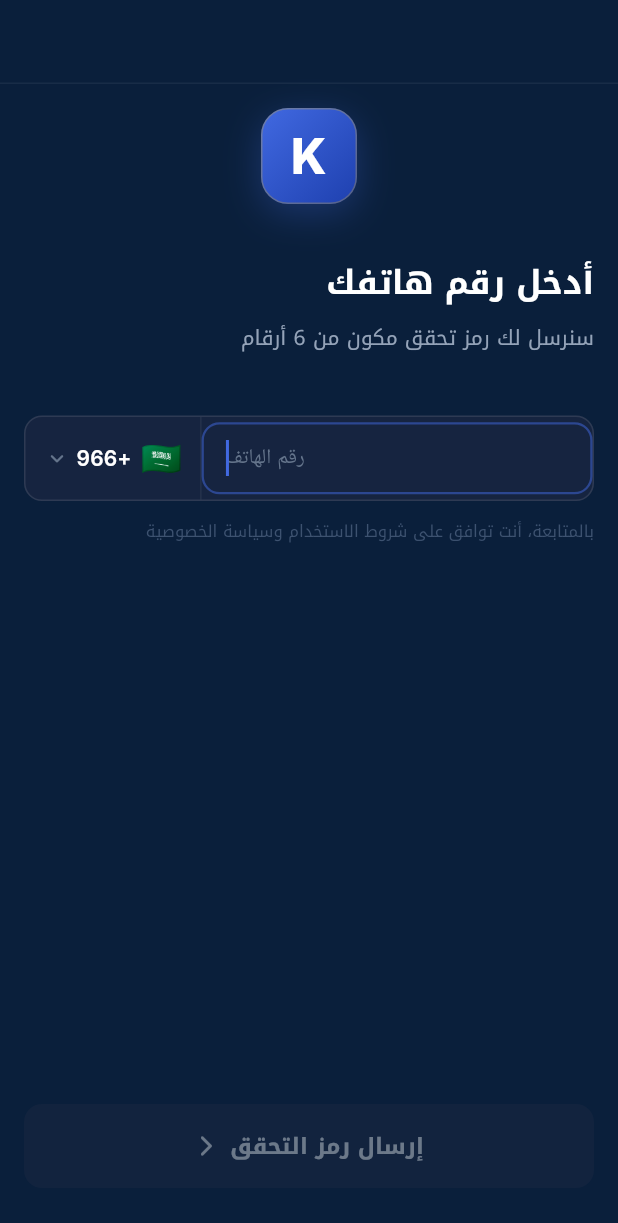
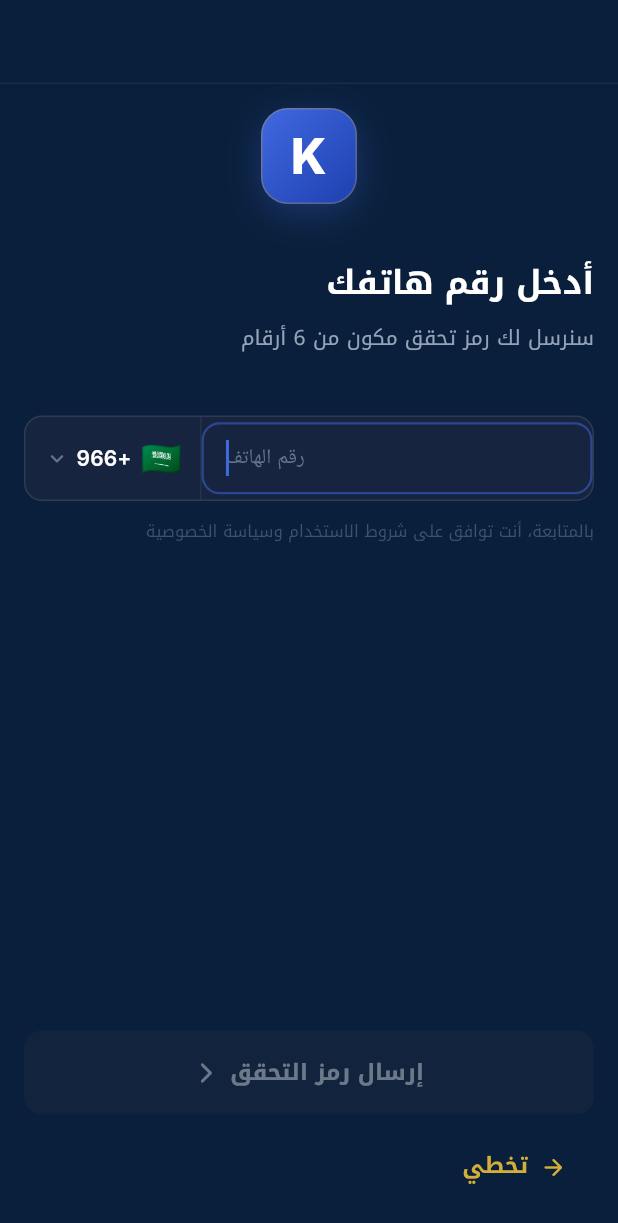
Before and after one commit to m-elsaad22/Kayan-Gulf, a Flutter app: the PhoneInputScreen screen opened by its route, on a phone screen of 412 x 824 dp. Shown: the top 1223 px of the screen. Run offline on Flutter 3.47's test engine with Material 3 defaults, Android fonts, the phone set to English and light mode, and no system bars; our stand-ins replace cached_network_image, flutter_riverpod, flutter_secure_storage, go_router, google_fonts, hive_flutter and 3 more; accounts and stored records are empty; Roboto replaces fonts that are missing (Noto Kufi Arabic).

Commit message:
Add guest skip action to phone auth
Co-authored-by: m-elsaad22 <m-elsaad22@users.noreply.github.com>

```diff
--- a/lib/features/auth/presentation/screens/phone_input_screen.dart
+++ b/lib/features/auth/presentation/screens/phone_input_screen.dart
@@ -24,6 +24,7 @@ import '../../../../core/theme/app_border_radius.dart';
 import '../../../../core/theme/app_spacing.dart';
 import '../../../../routing/app_routes.dart';
 import '../../../../shared/providers/locale_provider.dart';
+import '../../../../shared/services/local_storage_service.dart';
 import '../providers/auth_providers.dart';
 
 // ──────────────────────────────────────────────────────────────
@@ -122,6 +123,13 @@ class _PhoneInputScreenState extends ConsumerState<PhoneInputScreen>
   // ──────────────────────────────────────────────────────────
   // SEND OTP
   // ──────────────────────────────────────────────────────────
+  Future<void> _skipAuth() async {
+    HapticFeedback.selectionClick();
+    await LocalStorageService.markOnboardingSeen();
+    await LocalStorageService.setGuestMode(true);
+    if (mounted) context.go(AppRoutes.home);
+  }
+
   Future<void> _sendOtp() async {
     FocusScope.of(context).unfocus();
     if (!_isValid) {
@@ -302,7 +310,14 @@ class _PhoneInputScreenState extends ConsumerState<PhoneInputScreen>
                         onTap:     _sendOtp,
                       ),
 
-                      const SizedBox(height: 32),
+                      const SizedBox(height: 14),
+
+                      _SkipAuthButton(
+                        isArabic: isArabic,
+                        onTap: _skipAuth,
+                      ),
+
+                      const SizedBox(height: 24),
                     ],
                   ),
                 ),
@@ -429,6 +444,38 @@ class _PhoneInputField extends StatelessWidget {
             ),
           ],
         ),
+      ),
+    );
+  }
+}
+
+// ──────────────────────────────────────────────────────────────
+// SKIP AUTH BUTTON
+// ──────────────────────────────────────────────────────────────
+class _SkipAuthButton extends StatelessWidget {
+  final bool isArabic;
+  final VoidCallback onTap;
+
+  const _SkipAuthButton({required this.isArabic, required this.onTap});
+
+  @override
+  Widget build(BuildContext context) {
+    return TextButton.icon(
+      onPressed: onTap,
+      style: TextButton.styleFrom(
+        foregroundColor: AppColors.metallicGold,
+        padding: const EdgeInsets.symmetric(horizontal: 18, vertical: 10),
+        shape: RoundedRectangleBorder(borderRadius: AppBorderRadius.pill),
+      ),
+      icon: Icon(
+        isArabic ? Icons.arrow_back_rounded : Icons.arrow_forward_rounded,
+        size: 18,
+        color: AppColors.metallicGold,
+      ),
+      label: Text(
+        isArabic ? 'تخطي' : 'Skip',
+        style: (isArabic ? AppTextStyles.arabicButton : AppTextStyles.buttonMedium)
+            .copyWith(color: AppColors.metallicGold),
       ),
     );
   }
--- a/lib/shared/services/local_storage_service.dart
+++ b/lib/shared/services/local_storage_service.dart
@@ -22,6 +22,7 @@ abstract class LocalStorageService {
   static const String _keyUserId        = 'user_id';
   static const String _keyProfileDone   = 'profile_complete';
   static const String _keyOnboarding    = 'seen_onboarding';
+  static const String _keyGuestMode     = 'guest_mode';
   static const String _keyLocale        = 'locale';
   static const String _keyThemeMode     = 'theme_mode';
   static const String _keyFcmToken      = 'fcm_token';
@@ -77,6 +78,7 @@ abstract class LocalStorageService {
       _box.put(_keyAccessToken,  accessToken),
       _box.put(_keyRefreshToken, refreshToken),
       _box.put(_keyProfileDone,  profileComplete),
+      _box.put(_keyGuestMode,    false),
     ]);
   }
 
@@ -86,6 +88,7 @@ abstract class LocalStorageService {
       _box.delete(_keyAccessToken),
       _box.delete(_keyRefreshToken),
       _box.delete(_keyProfileDone),
+      _box.delete(_keyGuestMode),
     ]);
   }
 
@@ -108,6 +111,12 @@ abstract class LocalStorageService {
 
   static Future<void> markOnboardingSeen() async =>
       _box.put(_keyOnboarding, true);
+
+  static bool get isGuestMode =>
+      _box.get(_keyGuestMode, defaultValue: false) as bool;
+
+  static Future<void> setGuestMode(bool value) async =>
+      _box.put(_keyGuestMode, value);
 
   // ──────────────────────────────────────────────────────────
   // LOCALE
```
Also changed, not shown: lib/routing/app_router.dart (+4 -3 lines).
